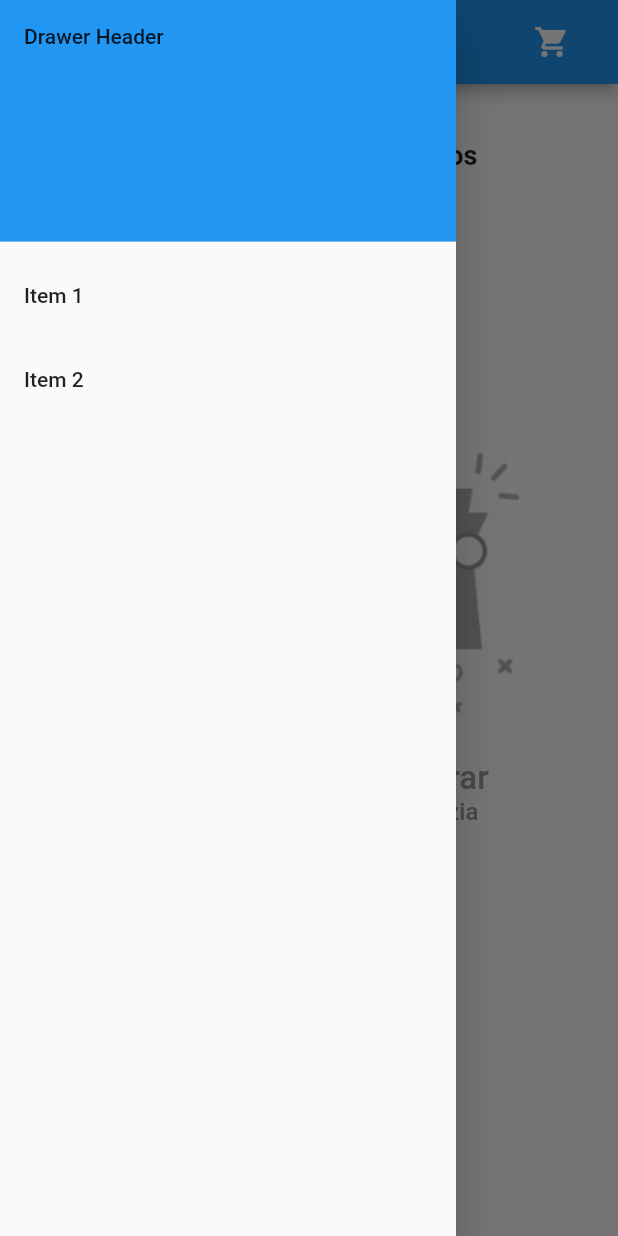
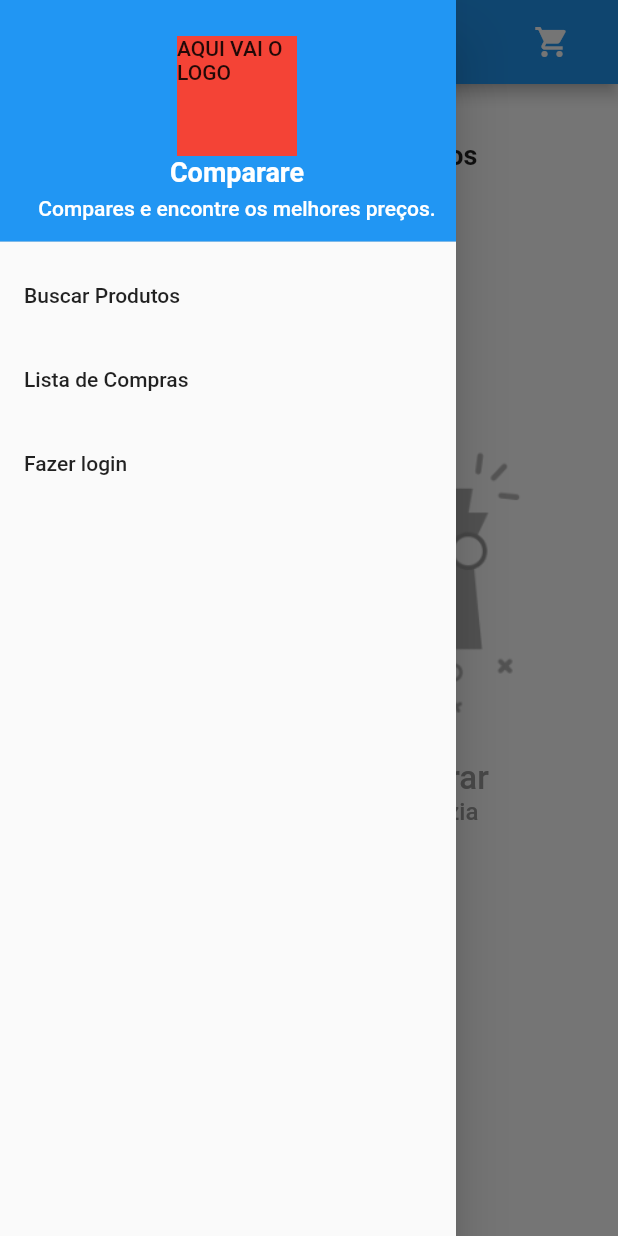
Before and after one commit to mukaschultze/comparare, a Flutter app: the SearchPage screen opened directly, with the side drawer open, on a phone screen of 412 x 824 dp. Run offline on Flutter 3.47's test engine with Material 2 defaults, Android fonts, the phone set to English and light mode, and no system bars; our stand-ins replace cloud_firestore, cloud_functions, firebase_core, flutter_signin_button, shared_preferences; missing offline and left inert: flutter_barcode_scanner; accounts and stored records are empty.

Commit message:
sideDrawe

```diff
--- a/comparare_app/lib/main.dart
+++ b/comparare_app/lib/main.dart
@@ -34,7 +34,7 @@ class MyApp extends StatelessWidget {
         // closer together (more dense) than on mobile platforms.
         visualDensity: VisualDensity.adaptivePlatformDensity,
       ),
-      home: LoginPage(),
+      home: SearchPage(),
     );
   }
 }
--- a/comparare_app/lib/search/search.page.dart
+++ b/comparare_app/lib/search/search.page.dart
@@ -29,13 +29,6 @@ class _SearchPageState extends State<SearchPage> {
       backgroundColor: Colors.white,
       appBar: AppBar(
         // leading: Icon(Icons.menu),
-        leading: FlatButton(
-          child: Icon(
-            Icons.menu,
-            color: Colors.white,
-          ),
-          onPressed: () {},
-        ),
         title: Text('Comparare'),
         actions: [
           FlatButton(
--- a/comparare_app/lib/search/sideDrawer.dart
+++ b/comparare_app/lib/search/sideDrawer.dart
@@ -1,8 +1,11 @@
+import 'package:comparare_app/login/login.dart';
+import 'package:comparare_app/search/search.page.dart';
 import 'package:flutter/material.dart';
 
 class SideDrawer extends StatelessWidget {
   @override
   Widget build(BuildContext context) {
+    bool logged = false;
     return Drawer(
       // Add a ListView to the drawer. This ensures the user can scroll
       // through the options in the drawer if there isn't enough vertical
@@ -12,23 +15,73 @@ class SideDrawer extends StatelessWidget {
         padding: EdgeInsets.zero,
         children: <Widget>[
           DrawerHeader(
-            child: Text('Drawer Header'),
+            padding: EdgeInsets.only(top: 24, left: 12),
+            child: Column(
+              children: [
+                SizedBox(
+                  height: 80,
+                  width: 80,
+                  child: Container(
+                    color: Colors.red,
+                    child: Text("AQUI VAI O LOGO"),
+                  ),
+                ),
+                Text(
+                  'Comparare',
+                  style: TextStyle(
+                    color: Colors.white,
+                    fontSize: 18,
+                    fontWeight: FontWeight.bold,
+                  ),
+                ),
+                SizedBox(
+                  height: 6,
+                ),
+                Text(
+                  "Compares e encontre os melhores preços.",
+                  style: TextStyle(
+                    color: Colors.white,
+                  ),
+                )
+              ],
+            ),
             decoration: BoxDecoration(
               color: Colors.blue,
             ),
           ),
           ListTile(
-            title: Text('Item 1'),
+            title: Text('Buscar Produtos'),
+            onTap: () {
+              Navigator.push(context, MaterialPageRoute(builder: (context) => SearchPage()));
+            },
+          ),
+          ListTile(
+            title: Text('Lista de Compras'),
             onTap: () {
               // Update the state of the app.
               // ...
             },
           ),
+          if (logged)
+            ListTile(
+              title: Text('Cadastrar um produto'),
+              onTap: () {
+                // Update the state of the app.
+                // ...
+              },
+            ),
+          logged ?
           ListTile(
-            title: Text('Item 2'),
+            title: Text('Sair'),
             onTap: () {
               // Update the state of the app.
               // ...
+            },
+          ) :
+          ListTile(
+            title: Text('Fazer login'),
+            onTap: () {
+              Navigator.push(context, MaterialPageRoute(builder: (context) => LoginPage()));
             },
           ),
         ],
```
